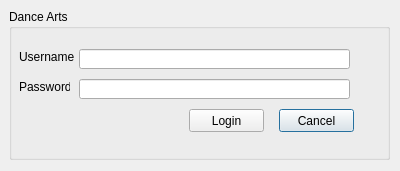
Before: the Qt Designer form Code/Login.ui in SDSMT-CSC464-F15/dancesoft, drawn with Qt 5.
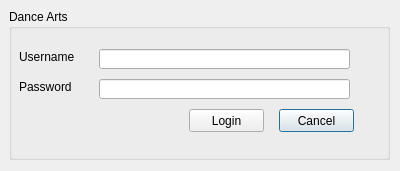
After: the same form once the commit is applied.

Commit message: Mac label fixs

```diff
--- a/Code/Login.ui
+++ b/Code/Login.ui
@@ -59,7 +59,7 @@
         <rect>
          <x>10</x>
          <y>40</y>
-         <width>61</width>
+         <width>71</width>
          <height>16</height>
         </rect>
        </property>
@@ -72,7 +72,7 @@
         <rect>
          <x>10</x>
          <y>70</y>
-         <width>51</width>
+         <width>71</width>
          <height>16</height>
         </rect>
        </property>
@@ -83,9 +83,9 @@
       <widget class="QLineEdit" name="lineEdit">
        <property name="geometry">
         <rect>
-         <x>70</x>
+         <x>90</x>
          <y>40</y>
-         <width>271</width>
+         <width>251</width>
          <height>20</height>
         </rect>
        </property>
@@ -93,9 +93,9 @@
       <widget class="QLineEdit" name="lineEdit_2">
        <property name="geometry">
         <rect>
-         <x>70</x>
+         <x>90</x>
          <y>70</y>
-         <width>271</width>
+         <width>251</width>
          <height>20</height>
         </rect>
        </property>
```
The commit also changes 7 other files.
